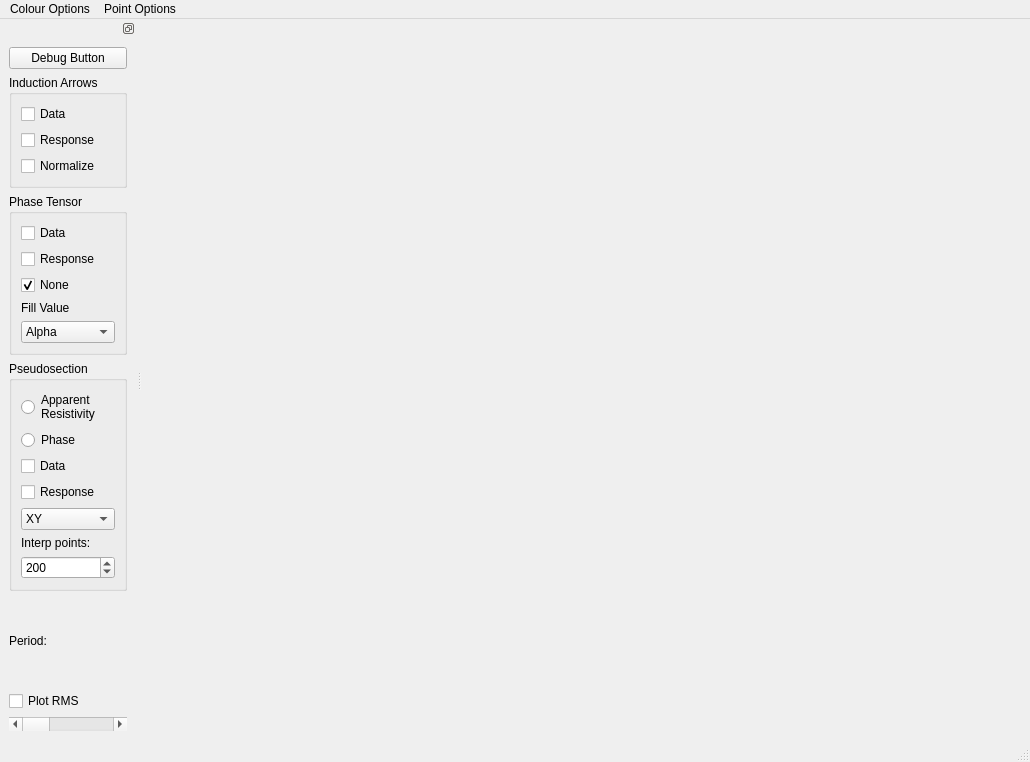
This is pyMT/DataGUI/map_viewer.ui in eroots/pyMT as Qt 5 draws it before an edit. The edited form follows.
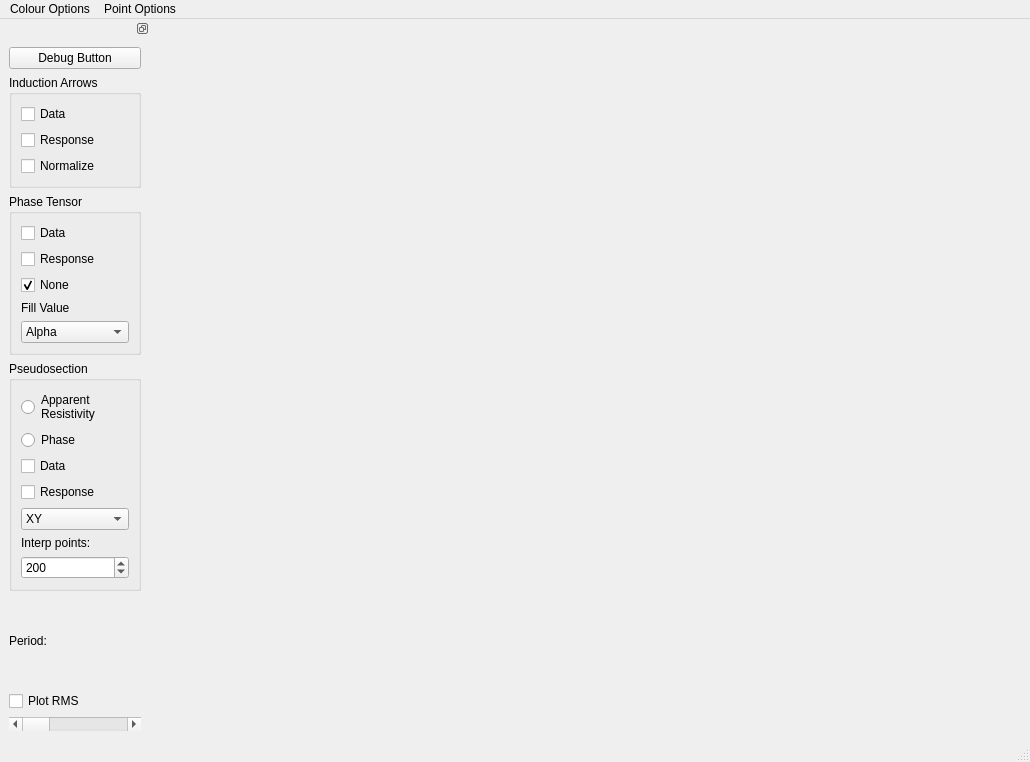
This is the edited form.

Diff of the .ui file:
```diff
--- a/pyMT/DataGUI/map_viewer.ui
+++ b/pyMT/DataGUI/map_viewer.ui
@@ -125,6 +125,24 @@
   </widget>
   <widget class="QStatusBar" name="statusbar"/>
   <widget class="QDockWidget" name="dockWidget">
+   <property name="sizePolicy">
+    <sizepolicy hsizetype="Fixed" vsizetype="Fixed">
+     <horstretch>0</horstretch>
+     <verstretch>0</verstretch>
+    </sizepolicy>
+   </property>
+   <property name="minimumSize">
+    <size>
+     <width>150</width>
+     <height>586</height>
+    </size>
+   </property>
+   <property name="maximumSize">
+    <size>
+     <width>150</width>
+     <height>524287</height>
+    </size>
+   </property>
    <property name="features">
     <set>QDockWidget::DockWidgetFloatable|QDockWidget::DockWidgetMovable</set>
    </property>
```
Left out of the diff: 2 changed lines with no effect on the pictures.
